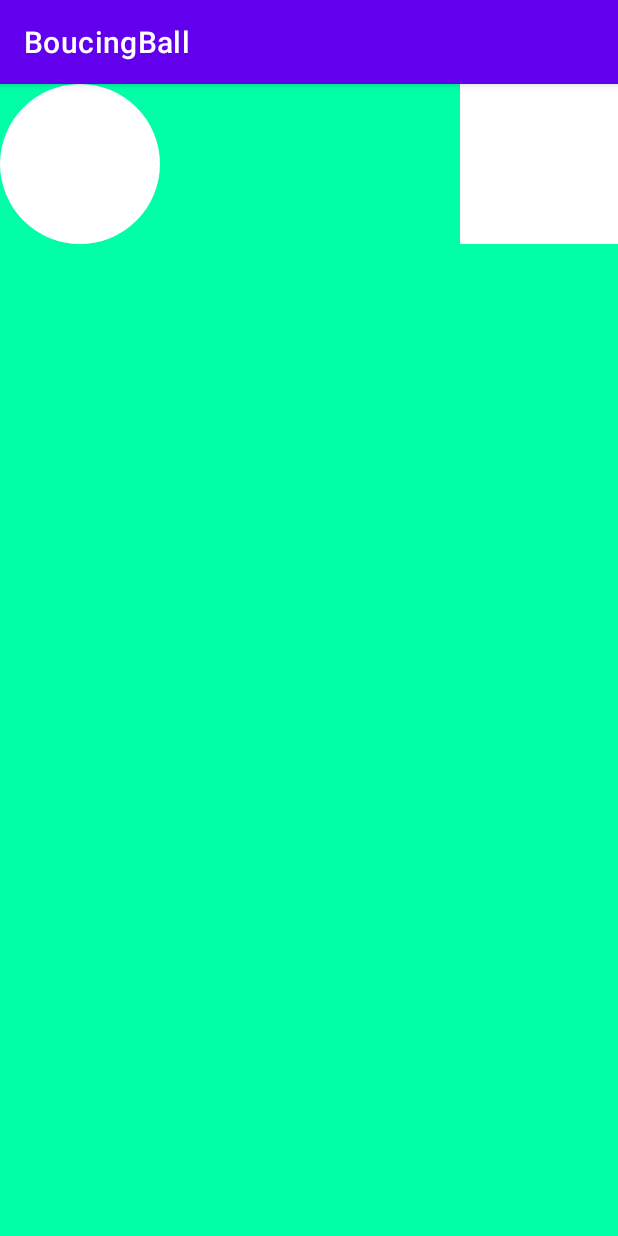
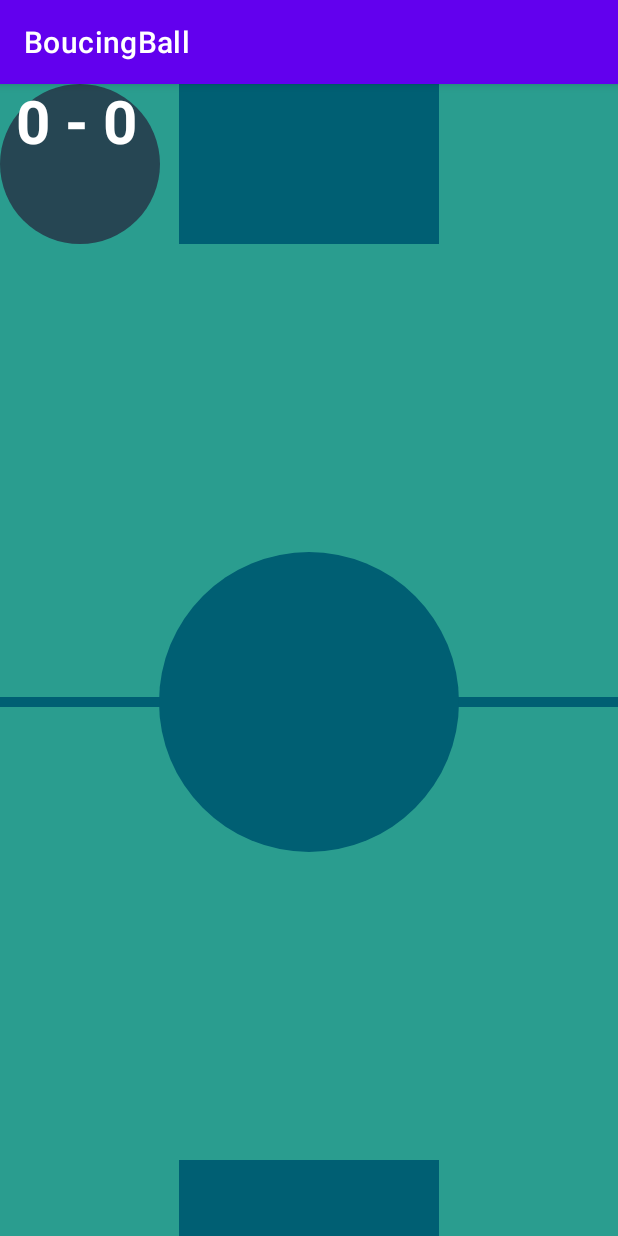
Before and after one commit to LeonardoIGZ/BoucingBall, an Android app: the screen it shows after launch (MainActivity), on a phone screen of 412 x 824 dp. Run offline under Robolectric (Android 15) with nearby library versions, the phone set to English and light mode, and no system bars.

Commit message:
Se añade el marcador y dibujado de la cancha completa

```diff
--- a/app/src/main/java/com/ligz/boucingball/MainActivity.java
+++ b/app/src/main/java/com/ligz/boucingball/MainActivity.java
@@ -9,6 +9,7 @@ import android.graphics.Color;
 import android.graphics.Paint;
 import android.graphics.PorterDuff;
 import android.graphics.RectF;
+import android.graphics.Typeface;
 import android.graphics.drawable.Drawable;
 import android.graphics.drawable.ShapeDrawable;
 import android.graphics.drawable.shapes.OvalShape;
@@ -30,10 +31,13 @@ public class MainActivity extends AppCompatActivity implements SensorEventListen
     private static int x, y;
 
     //Display size
-    private int height, width;
+    private static int height, width;
 
     //To drawing
     ShapeDrawable drawable;
+
+    //Score
+    private static int a = 0, b = 0;
 
     @Override
     protected void onCreate(Bundle savedInstanceState) {
@@ -47,7 +51,7 @@ public class MainActivity extends AppCompatActivity implements SensorEventListen
         Display display = getWindowManager().getDefaultDisplay();
         height = display.getHeight();
         width = display.getWidth();
-        Log.d("Tamaño de la pantalla", "x "+ width +"y "+height);
+        //Log.d("Tamaño de la pantalla", "x "+ width +"y "+height);
 
         //To draw in the view
         Ball ball = new Ball(this);
@@ -85,14 +89,29 @@ public class MainActivity extends AppCompatActivity implements SensorEventListen
 
             //Bounds for Y axis
             if(y + 160 + (int) sensorEvent.values[1] >= height){
-                y = height - 160;
+                if(x + 160 >= ((width / 2) - 130) &&  x +160 <= ((width / 2) + 130)){
+                    y = height/2;
+                    x = width/2;
+                    a++;
+                }
+                else{
+                    y = height - 160;
+                }
+
             }else if(y + (int) sensorEvent.values[1] <= 1){
-                y = 0;
+                if(x + 160 >= ((width / 2) - 130) &&  x +160 <= ((width / 2) + 130)){
+                    y = height/2;
+                    x = width/2;
+                    b++;
+                }else{
+                    y = 0;
+                }
+
             }else{
                 y += (int) sensorEvent.values[1];
             }
 
-            Log.d("Valores de los ejes", "x "+ x +", y "+y);
+            //Log.d("Valores de los ejes", "x "+ x +", y "+y);
         }
     }
 
@@ -113,21 +132,37 @@ public class MainActivity extends AppCompatActivity implements SensorEventListen
         @Override
         protected void onDraw(Canvas canvas) {
             Paint p = new Paint(); // set some paint options
-            p.setColor(Color.WHITE);
+            p.setColor(Color.rgb(0, 95, 115));
 
             RectF oval = new RectF(MainActivity.x, MainActivity.y, MainActivity.x + width, MainActivity.y
                     + height); // set bounds of rectangle
 
-            canvas.drawColor(Color.HSVToColor(new float[]{159,71,11}));
+            canvas.drawColor(Color.rgb(42, 157, 143));
             //canvas.drawBitmap(BitmapFactory.decodeResource(getResources(),R.drawable.field),0,0,null); <--- Draw a background
 
             //Porterias
-            RectF p1 = new RectF(460, 0, 460+160, 160);
+            RectF p1 = new RectF((MainActivity.width / 2) - 130, 0, (MainActivity.width / 2) + 130, 160);
             canvas.drawRect(p1, p);
-            RectF p2 = new RectF(460, 1930, 460+160, 1930+160);
+            RectF p2 = new RectF((MainActivity.width / 2) - 130, MainActivity.height-160, (MainActivity.width / 2) + 130, MainActivity.height-160+160);
             canvas.drawRect(p2, p);
+
+            //Field lines
+            p.setColor(Color.rgb(0, 95, 115));
+            RectF center = new RectF(0 , (MainActivity.height/2)-5, MainActivity.width , (MainActivity.height/2) + 5);
+            canvas.drawRect(center, p);
+            canvas.drawCircle(MainActivity.width/2, MainActivity.height/2, 150, p);
+
             //Ball
+            p.setColor(Color.rgb(38, 70, 83));
             canvas.drawOval(oval, p);
+
+            //Score
+            Paint paint = new Paint();
+
+            paint.setColor(Color.WHITE);
+            paint.setTextSize(60);
+            paint.setTypeface(Typeface.create("Arial", Typeface.BOLD));
+            canvas.drawText(MainActivity.a + " - " + MainActivity.b, 16, 60, paint);
 
             invalidate();
         }
```
Also changed, not shown: app/src/main/res/drawable/soccerfield1.png (added).
